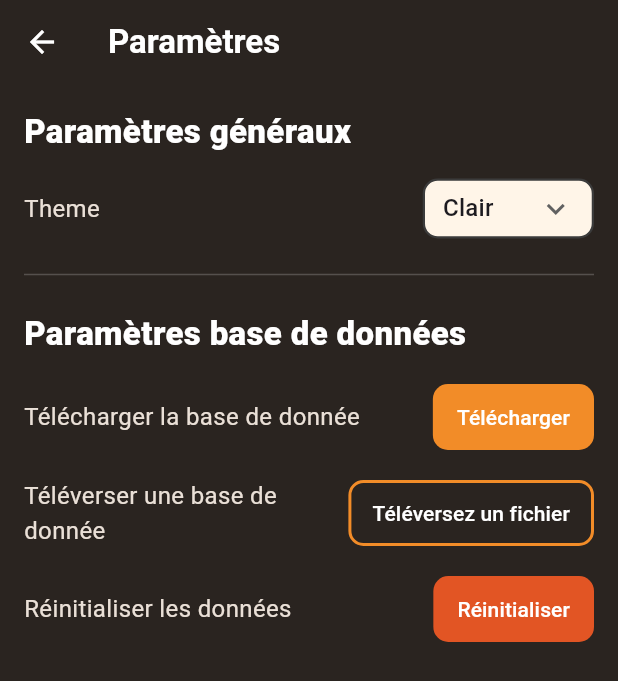
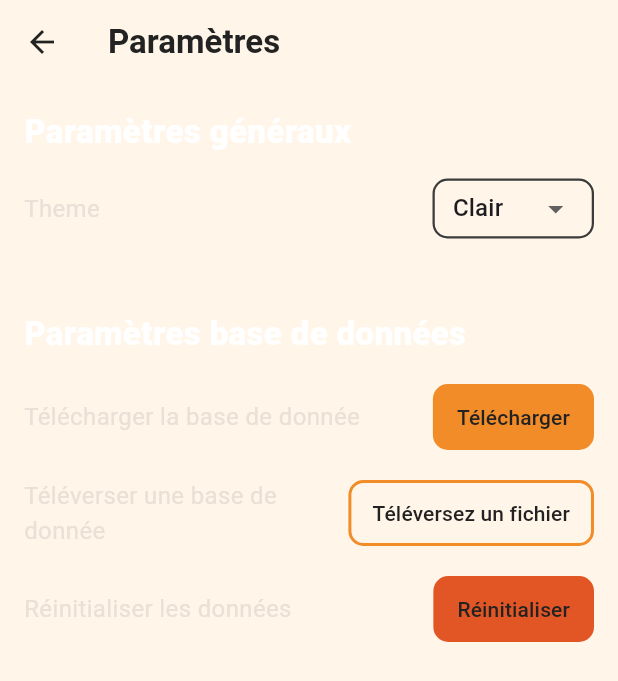
Before and after one commit to SilverCore-Git/silvernote_mobile, a Flutter app: the HomePage screen opened directly, after a tap on the "settings" icon, on a phone screen of 412 x 824 dp. Shown: the top 681 px of the screen. Run offline on Flutter 3.47's test engine with Material 3 defaults, Android fonts, the phone set to English and light mode, and no system bars; our stand-ins replace flutter_svg; missing offline and left inert: clerk_flutter; project files that could hold a hidden picture were left out.

Commit message:
added theme switching (need some tweaks but mostly working)

```diff
--- a/lib/main.dart
+++ b/lib/main.dart
@@ -14,10 +14,79 @@ const _border = Color(0xFF2F2F2F);
 const _textDark = Color(0xFF2A2A2A);
 const _hint = Color(0xFF7F7F7F);
 
+
+
+final ThemeData lightTheme = ThemeData(
+  brightness: Brightness.light,
+  scaffoldBackgroundColor: Colors.white,
+  primaryColor: const Color(0xFFF28C28),
+  appBarTheme: const AppBarTheme(backgroundColor: Color(0xFFF28C28)),
+);
+
+final ThemeData darkTheme = ThemeData(
+  brightness: Brightness.dark,
+  scaffoldBackgroundColor: const Color(0xFF2A2420),
+  primaryColor: const Color(0xFFF28C28),
+  appBarTheme: const AppBarTheme(backgroundColor: Color(0xFFF28C28)),
+);
+
+class CustomColors {
+  final Color noteCardColor;
+  final Color textColor;
+  final Color searchBarColor;
+  CustomColors({required this.noteCardColor,required this.textColor,required this.searchBarColor});
+}
+
+final customColorsLight = CustomColors(
+  noteCardColor: const Color(0xFFFFF5E8),
+  textColor: const Color(0xFF222222),
+  searchBarColor: const Color(0xFFFFF5E8),
+);
+
+
+final customColorsDark = CustomColors(
+  noteCardColor: const Color.fromARGB(255, 58, 50, 45),
+  textColor: const Color(0xFFEAE0D7),
+  searchBarColor: const Color(0xFFF28C28),
+);
+
+extension CustomThemeExtension on ThemeData {
+  CustomColors get customColors =>
+      brightness == Brightness.dark ? customColorsDark : customColorsLight;
+}
+
+class ThemeController extends ChangeNotifier {
+  bool _isDark = false;
+
+  ThemeData get theme => _isDark ? darkTheme : lightTheme;
+
+  bool get isDark => _isDark;
+
+  void toggleTheme(bool isDark) {
+    _isDark = isDark;
+    notifyListeners();
+  }
+}
+
+
+final themeController = ThemeController();
+
 void main() {
   WidgetsFlutterBinding.ensureInitialized();
-  runApp(const SilverNoteApp());
+  runApp(
+    AnimatedBuilder(
+      animation: themeController,
+      builder: (context, child) {
+        return MaterialApp(
+          debugShowCheckedModeBanner: false,
+          theme: themeController.theme,
+          home: const SilverNoteApp(),
+        );
+      },
+    ),
+  );
 }
+
 
 class SilverNoteApp extends StatelessWidget {
   const SilverNoteApp({super.key});
@@ -27,9 +96,7 @@ class SilverNoteApp extends StatelessWidget {
     final topPadding = MediaQuery.of(context).padding.top - 7.5;
     return ClerkAuth(
       config: ClerkAuthConfig(publishableKey: clerkPublishableKey),
-      child: MaterialApp(
-        debugShowCheckedModeBanner: false,
-        home: Scaffold(
+      child: Scaffold(
         resizeToAvoidBottomInset: true,
         body: LayoutBuilder(
           builder: (context, _) {
@@ -38,7 +105,7 @@ class SilverNoteApp extends StatelessWidget {
             final shift = inset.clamp(0.0, maxShift);
             return Stack(
               children: [
-                  Container(height: topPadding, color: const Color(0xFFF28C28)),
+                Container(height: topPadding, color: Theme.of(context).primaryColor),
                 Center(
                   child: AnimatedPadding(
                     padding: EdgeInsets.only(bottom: shift),
@@ -59,7 +126,6 @@ class SilverNoteApp extends StatelessWidget {
               ],
             );
           },
-          ),
         ),
       ),
     );
@@ -175,10 +241,8 @@ class _HomePageState extends State<HomePage> {
 
   @override
   Widget build(BuildContext context) {
-    final primaryColor = const Color(0xFFF28C28);
-    final bgColor = const Color(0xFF2A2420);
-    //final surfaceColor = const Color(0xFF222222);
-    //final textColor = Colors.white;
+    final primaryColor = Theme.of(context).primaryColor;
+    final bgColor = Theme.of(context).scaffoldBackgroundColor;
 
     return Scaffold(
       backgroundColor: bgColor,
@@ -376,7 +440,6 @@ class _SettingsPageState extends State<SettingsPage> {
   ThemeMode _theme = ThemeMode.light;
   Color _accent = const Color(0xFFF28C28);
 
-  static const _bg = Color(0xFF2A2420);
   static const _sectionText = Colors.white;
   static const _labelText = Color(0xFFEAE0D7);
   static const _divider = Color(0x33FFFFFF);
@@ -384,11 +447,11 @@ class _SettingsPageState extends State<SettingsPage> {
   @override
   Widget build(BuildContext context) {
     return Scaffold(
-      backgroundColor: _bg,
+      backgroundColor: Theme.of(context).customColors.noteCardColor,
       appBar: AppBar(
-        backgroundColor: const Color(0xFF2A2420),
-        title: const Text('Paramètres',style: TextStyle(color: Colors.white, fontWeight: FontWeight.bold)),
-        iconTheme: const IconThemeData(color: Colors.white, ),
+        backgroundColor: Theme.of(context).customColors.noteCardColor,
+        title: Text('Paramètres',style: TextStyle(color: Theme.of(context).customColors.textColor, fontWeight: FontWeight.bold)),
+        iconTheme: IconThemeData(color: Theme.of(context).customColors.textColor, ),
         ),
       body: ListView(
         padding: const EdgeInsets.fromLTRB(16, 16, 16, 24),
@@ -399,14 +462,16 @@ class _SettingsPageState extends State<SettingsPage> {
           __SettingsRowLabelControl(
             label: 'Theme',
             control: __ThemeDropdown(
-              value: _theme,
-              onChanged: (m) => setState(() => _theme = m),
+              isDark: themeController.isDark,
+              onChanged: (val) {
+              themeController.toggleTheme(val);
+              setState(() {});
+              },
             ),
           ),
           const SizedBox(height: 16),
           const Divider(color: _divider),
 
-          // Paramètres base de données
           const SizedBox(height: 16),
           const __SettingsSectionTitle('Paramètres base de données'),
           const SizedBox(height: 16),
@@ -416,7 +481,7 @@ class _SettingsPageState extends State<SettingsPage> {
             child: FilledButton(
               style: FilledButton.styleFrom(
                 backgroundColor: const Color(0xFFF28C28),
-                foregroundColor: Colors.white,
+                foregroundColor: Theme.of(context).customColors.textColor,
                 padding: const EdgeInsets.symmetric(horizontal: 16, vertical: 12),
                 shape: RoundedRectangleBorder(borderRadius: BorderRadius.circular(10)),
               ),
@@ -431,10 +496,10 @@ class _SettingsPageState extends State<SettingsPage> {
             child: OutlinedButton(
               style: OutlinedButton.styleFrom(
                 side: const BorderSide(color: Color(0xFFF28C28), width: 2),
-                foregroundColor: Colors.white,
+                foregroundColor: Theme.of(context).customColors.textColor,
                 padding: const EdgeInsets.symmetric(horizontal: 16, vertical: 12),
                 shape: RoundedRectangleBorder(borderRadius: BorderRadius.circular(10)),
-                backgroundColor: Colors.transparent,
+                backgroundColor: Theme.of(context).customColors.noteCardColor,
               ),
               onPressed: _onUpload,
               child: const Text('Téléversez un fichier'),
@@ -447,7 +512,7 @@ class _SettingsPageState extends State<SettingsPage> {
             child: FilledButton(
               style: FilledButton.styleFrom(
                 backgroundColor: const Color(0xFFE25524),
-                foregroundColor: Colors.white,
+                foregroundColor: Theme.of(context).customColors.textColor,
                 padding: const EdgeInsets.symmetric(horizontal: 16, vertical: 12),
                 shape: RoundedRectangleBorder(borderRadius: BorderRadius.circular(10)),
               ),
@@ -504,7 +569,7 @@ class _SettingsPageState extends State<SettingsPage> {
 
 class __SettingsSectionTitle extends StatelessWidget {
   final String text;
-  const __SettingsSectionTitle(this.text, {super.key});
+  const __SettingsSectionTitle(this.text);
   @override
   Widget build(BuildContext context) {
     return Text(
@@ -521,7 +586,7 @@ class __SettingsSectionTitle extends StatelessWidget {
 class __SettingsRowLabelControl extends StatelessWidget {
   final String label;
   final Widget control;
-  const __SettingsRowLabelControl({required this.label, required this.control, super.key});
+  const __SettingsRowLabelControl({required this.label, required this.control});
   @override
   Widget build(BuildContext context) {
     return Row(
@@ -536,7 +601,7 @@ class __SettingsRowLabelControl extends StatelessWidget {
 class __SettingsRowActionRight extends StatelessWidget {
   final String label;
   final Widget child;
-  const __SettingsRowActionRight({required this.label, required this.child, super.key});
+  const __SettingsRowActionRight({required this.label, required this.child});
   @override
   Widget build(BuildContext context) {
     return Row(
@@ -549,9 +614,10 @@ class __SettingsRowActionRight extends StatelessWidget {
 }
 
 class __ThemeDropdown extends StatelessWidget {
-  final ThemeMode value;
-  final ValueChanged<ThemeMode> onChanged;
-  const __ThemeDropdown({required this.value, required this.onChanged, super.key});
+  final bool isDark;  // booléen représentant ton thème personnalisé
+  final ValueChanged<bool> onChanged;
+
+  const __ThemeDropdown({required this.isDark, required this.onChanged});
 
   @override
   Widget build(BuildContext context) {
@@ -564,16 +630,14 @@ class __ThemeDropdown extends StatelessWidget {
         border: Border.all(color: const Color(0xFF3B3B3B), width: 1.5),
       ),
       child: DropdownButtonHideUnderline(
-        child: DropdownButton<ThemeMode>(
-          value: value,
-          icon: const Icon(Icons.keyboard_arrow_down),
+        child: DropdownButton<bool>(
+          value: isDark,
           items: const [
-            DropdownMenuItem<ThemeMode>(value: ThemeMode.light, child: Text('Clair')),
-            DropdownMenuItem<ThemeMode>(value: ThemeMode.dark, child: Text('Sombre')),
-            DropdownMenuItem<ThemeMode>(value: ThemeMode.system, child: Text('Système')),
+            DropdownMenuItem<bool>(value: false, child: Text('Clair')),
+            DropdownMenuItem<bool>(value: true, child: Text('Sombre')),
           ],
-          onChanged: (ThemeMode? m) {
-            if (m != null) onChanged(m);
+          onChanged: (val) {
+            if (val != null) onChanged(val);
           },
         ),
       ),
@@ -589,31 +653,31 @@ class SearchBar extends StatelessWidget {
 
   @override
   Widget build(BuildContext context) {
-    final textColor = Colors.white;
+    final textColor = Theme.of(context).customColors.textColor;
     return Container(
       decoration: BoxDecoration(
-        color: const Color(0xFF222222),
+        color: Theme.of(context).customColors.noteCardColor,
         borderRadius: BorderRadius.circular(20),
         border: Border.all(color: Colors.white24),
         boxShadow: [BoxShadow(color: Colors.black45, blurRadius: 4)],
       ),
       padding: const EdgeInsets.symmetric(horizontal: 16),
       child: TextField(
-        cursorColor: Colors.white,
+        cursorColor: Theme.of(context).customColors.textColor,
         style: TextStyle(color: textColor),
         controller: controller,
         decoration: InputDecoration(
           hintText: hintText,
-          hintStyle: TextStyle(color: Colors.white54),
+          hintStyle: TextStyle(color: Theme.of(context).customColors.textColor),
           border: InputBorder.none,
           suffixIcon: controller.text.isEmpty
               ? GestureDetector(
                   onTap: () => FocusScope.of(context).requestFocus(FocusNode()),
-                  child: Icon(Icons.search, color: Colors.white60),
+                  child: Icon(Icons.search, color: Theme.of(context).customColors.textColor),
                 )
               : GestureDetector(
                   onTap: () => controller.clear(),
-                  child: Icon(Icons.close, color: Colors.white60),
+                  child: Icon(Icons.close, color: Theme.of(context).customColors.textColor),
                 ),
         ),
       ),
@@ -786,14 +850,14 @@ class _SectionHeader extends StatelessWidget {
   @override
   Widget build(BuildContext context) {
     return Container(
-      margin: const EdgeInsets.symmetric(vertical: 8),
+      margin: EdgeInsets.symmetric(vertical: 8),
       alignment: Alignment.center,
       child: Text(
         title,
-        style: const TextStyle(
+        style: TextStyle(
           fontWeight: FontWeight.w700,
           fontSize: 18,
-          color: Color.fromARGB(255, 255, 255, 255),
+          color: Theme.of(context).customColors.textColor,
           letterSpacing: 0.2,
         ),
       ),
@@ -839,7 +903,7 @@ class _NoteCreamCard extends StatelessWidget {
 
     return Container(
       decoration: BoxDecoration(
-        color: const Color.fromARGB(255, 58, 50, 45),
+        color: Theme.of(context).customColors.noteCardColor,
         borderRadius: BorderRadius.circular(18),
         border: Border.all(color: const Color.fromARGB(255, 255, 255, 255).withOpacity(0.25), width: 1.5),
         boxShadow: [
@@ -863,7 +927,7 @@ class _NoteCreamCard extends StatelessWidget {
               Icon(
                 note.icon,
                 size: 18,
-                color: const Color.fromARGB(255, 255, 255, 255).withOpacity(0.85),
+                color: Theme.of(context).customColors.textColor,
               ),
               const SizedBox(width: 8),
               Expanded(
@@ -871,8 +935,8 @@ class _NoteCreamCard extends StatelessWidget {
                   title.toUpperCase(),
                   maxLines: 2,
                   overflow: TextOverflow.ellipsis,
-                  style: const TextStyle(
-                    color: Color.fromARGB(255, 255, 255, 255),
+                  style: TextStyle(
+                    color: Theme.of(context).customColors.textColor,
                     fontWeight: FontWeight.w800,
                     fontSize: 14,
                     letterSpacing: 0.2,
@@ -887,7 +951,7 @@ class _NoteCreamCard extends StatelessWidget {
                 child: Icon(
                   note.pinned ? Icons.push_pin : Icons.push_pin_outlined,
                   size: 18,
-                  color: const Color.fromARGB(255, 255, 255, 255).withOpacity(note.pinned ? 0.9 : 0.5),
+                  color: Theme.of(context).customColors.textColor,
                 ),
               ),
             ],
@@ -899,7 +963,7 @@ class _NoteCreamCard extends StatelessWidget {
             Text(
               content,
               style: TextStyle(
-                color: const Color.fromARGB(255, 255, 255, 255).withOpacity(0.85),
+                color: Theme.of(context).customColors.textColor,
                 height: 1.25,
                 fontSize: 13.5,
                 fontWeight: FontWeight.w500,
```
Lines whose indentation alone changed are shown as unchanged.
